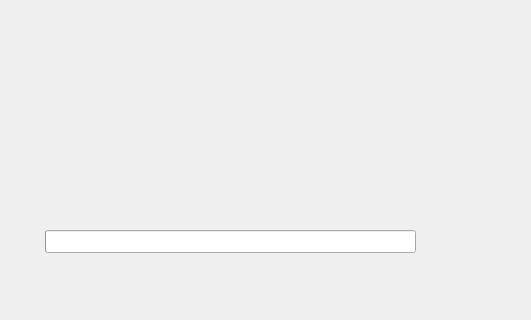
Above: FFLauncher-macx.ui from TTSFunnyFarm/launcher before the change; both pictures show x 0 to 531 and y 220 to 540 of the 950 by 540 pixel window. Below: the same form after it.
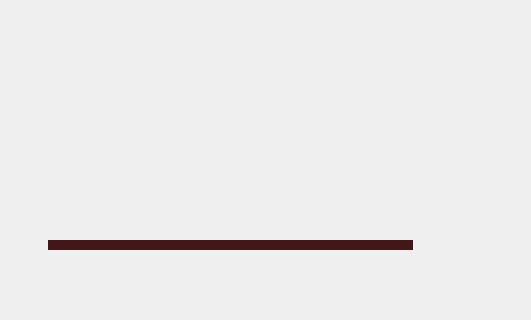
That is the form after the change. Icons and pictures are not drawn.

Commit message: ui: perfect the progress bar

```diff
--- a/FFLauncher-macx.ui
+++ b/FFLauncher-macx.ui
@@ -313,22 +313,22 @@
    <widget class="QProgressBar" name="progress_bar_update">
     <property name="geometry">
      <rect>
-      <x>45</x>
-      <y>450</y>
-      <width>371</width>
-      <height>23</height>
+      <x>48</x>
+      <y>460</y>
+      <width>365</width>
+      <height>10</height>
      </rect>
     </property>
     <property name="minimumSize">
      <size>
-      <width>371</width>
-      <height>23</height>
+      <width>365</width>
+      <height>10</height>
      </size>
     </property>
     <property name="maximumSize">
      <size>
-      <width>371</width>
-      <height>23</height>
+      <width>365</width>
+      <height>10</height>
      </size>
     </property>
     <property name="value">
@@ -337,6 +337,18 @@
     <property name="alignment">
      <set>Qt::AlignCenter</set>
     </property>
+    <property name="styleSheet">
+     <string notr="true">QProgressBar#progress_bar_update {
+    border: 1px solid transparent;
+    background: none;
+    background-color: rgb(67, 23, 23);
+}
+
+QProgressBar::chunk#progress_bar_update {
+    border: 1px solid transparent;
+    background-color: rgb(91, 179, 69);
+}</string>
+    </property>
     <property name="textVisible">
      <bool>false</bool>
     </property>
```
The commit also changes 1 other file.
